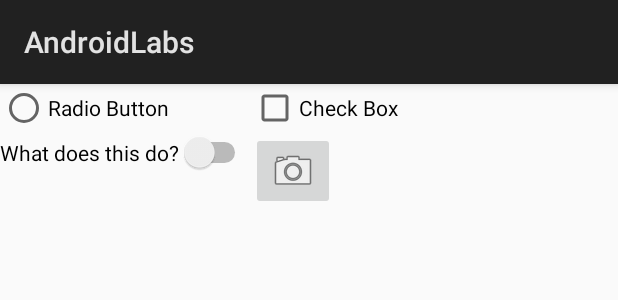
After one commit to pollypolingyim/CST2335, an Android app: the layout activity_list_items.xml on its own in the app's theme, with its tools: preview values and no code run, on a phone screen of 412 x 824 dp. The commit adds this screen. Shown: the top 300 px of the screen. Run offline under Robolectric (Android 15) with nearby library versions, the phone set to English and light mode, and no system bars.

Commit message:
Added 3 activities for lab 2

```diff
--- a/app/src/main/AndroidManifest.xml
+++ b/app/src/main/AndroidManifest.xml
@@ -8,15 +8,14 @@
         android:label="@string/app_name"
         android:roundIcon="@mipmap/ic_launcher_round"
         android:supportsRtl="true"
-        android:theme="@style/AppTheme">
-        <activity android:name=".LoginActivity">
-            <intent-filter>
-                <action android:name="android.intent.action.MAIN" />
-
-                <category android:name="android.intent.category.LAUNCHER" />
-            </intent-filter>
-        </activity>
-        <activity android:name=".StartActivity"></activity>
+        android:theme="@style/AppTheme" >
+    <activity
+        android:name="com.example.pollyplyim.androidlabs.LoginActivity"
+        android:label="@string/app_name" >
+        <intent-filter>
+            <action android:name="android.intent.action.MAIN" />
+            <category android:name="android.intent.category.LAUNCHER" />
+        </intent-filter>
+    </activity>
     </application>
-
 </manifest>
--- /dev/null
+++ b/app/src/main/java/com/example/pollyplyim/androidlabs/ListItemsActivity.java
@@ -0,0 +1,13 @@
+package com.example.pollyplyim.androidlabs;
+
+import android.app.Activity;
+import android.os.Bundle;
+
+public class ListItemsActivity extends Activity {
+
+    @Override
+    protected void onCreate(Bundle savedInstanceState) {
+        super.onCreate(savedInstanceState);
+        setContentView(R.layout.activity_list_items);
+    }
+}
--- /dev/null
+++ b/app/src/main/res/layout/activity_list_items.xml
@@ -0,0 +1,37 @@
+<?xml version="1.0" encoding="utf-8"?>
+<GridLayout xmlns:android="http://schemas.android.com/apk/res/android"
+    xmlns:app="http://schemas.android.com/apk/res-auto"
+    xmlns:tools="http://schemas.android.com/tools"
+    android:layout_width="match_parent"
+    android:layout_height="wrap_content"
+    android:rowCount="2"
+    android:columnCount="2"
+    android:layout_columnWeight="1"
+    android:gravity="fill"
+    tools:context="com.example.pollyplyim.androidlabs.ListItemsActivity">
+
+    <RadioButton
+        android:id="@+id/radioButton"
+        android:layout_width="wrap_content"
+        android:layout_height="wrap_content"
+        android:text="@string/radioButton" />
+
+    <CheckBox
+        android:id="@+id/checkBox"
+        android:layout_width="wrap_content"
+        android:layout_height="wrap_content"
+        android:text="@string/checkBox" />
+
+    <Switch
+        android:id="@+id/switch1"
+        android:layout_width="wrap_content"
+        android:layout_height="wrap_content"
+        android:text="@string/lab2switch" />
+
+    <ImageButton
+        android:id="@+id/imageButton"
+        android:layout_width="wrap_content"
+        android:layout_height="wrap_content"
+        android:contentDescription="@string/camera"
+        android:src="@android:drawable/ic_menu_camera" />
+</GridLayout>
--- a/app/src/main/res/values/strings.xml
+++ b/app/src/main/res/values/strings.xml
@@ -6,4 +6,8 @@
     <string name="loginName">login name</string>
     <string name="password">password</string>
     <string name="canadianFlag">Canadian Flag</string>
+    <string name="lab2switch">What does this do?</string>
+    <string name="radioButton">Radio Button</string>
+    <string name="checkBox">Check Box</string>
+    <string name="camera">Camera Icon</string>
 </resources>
```
Also changed, not shown: 1 other file.
